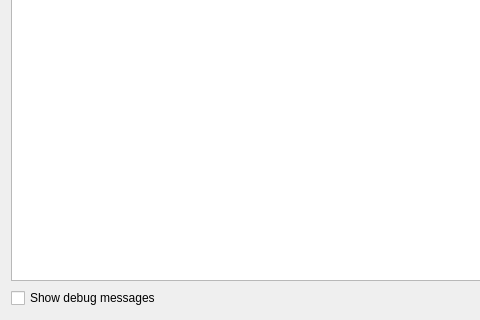
Old version of the form botfather/gui/botwidgets/botlogwidget.ui in the repository botfatherio/botfather; both pictures show x 0 to 480 and y 204 to 524 of the 792 by 524 pixel window.
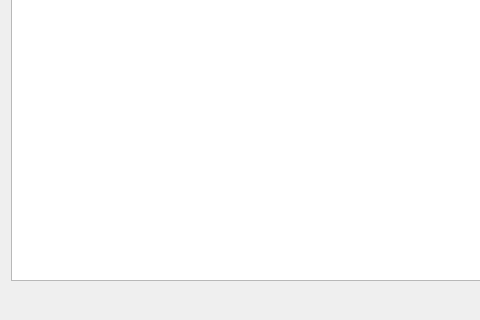
New version of the form.

Commit message: Move the debug mode setting to the botsettingswidget

```diff
--- a/botfather/gui/botwidgets/botlogwidget.ui
+++ b/botfather/gui/botwidgets/botlogwidget.ui
@@ -42,13 +42,6 @@
    </item>
    <item>
     <layout class="QHBoxLayout" name="horizontalLayout">
-     <item>
-      <widget class="QCheckBox" name="debug_mode">
-       <property name="text">
-        <string>Show debug messages</string>
-       </property>
-      </widget>
-     </item>
      <item>
       <spacer name="horizontalSpacer">
        <property name="orientation">
```
The commit also changes 3 other files.
